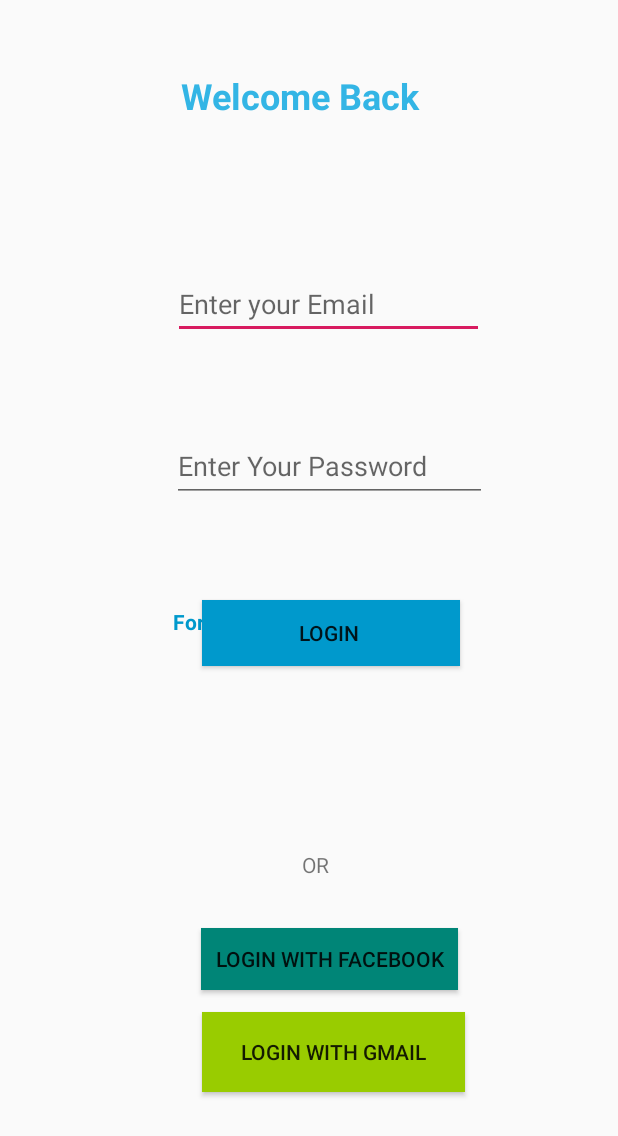
After one commit to ditaprll/ExploreIndonesiaa, an Android app: the layout activity_login.xml on its own in the app's theme, with its tools: preview values and no code run, on a phone screen of 412 x 824 dp. The commit adds this screen. Shown: the top 1136 px of the screen. Run offline under Robolectric (Android 15) with nearby library versions, the phone set to English and light mode, and no system bars.

Commit message:
Penambahan pada #10 #11 #13

```diff
--- a/app/src/main/AndroidManifest.xml
+++ b/app/src/main/AndroidManifest.xml
@@ -14,7 +14,7 @@
         <activity
             android:name=".ui.login.LoginActivity"
             android:label="@string/title_activity_login" />
-        <activity android:name=".MainActivity">
+        <activity android:name=".Login">
             <intent-filter>
                 <action android:name="android.intent.action.MAIN" />
 
--- a/app/src/main/java/com/example/exploreindonesia/MainActivity.java
+++ /dev/null
@@ -1,14 +0,0 @@
-package com.example.exploreindonesia;
-
-import androidx.appcompat.app.AppCompatActivity;
-
-import android.os.Bundle;
-
-public class MainActivity extends AppCompatActivity {
-
-    @Override
-    protected void onCreate(Bundle savedInstanceState) {
-        super.onCreate(savedInstanceState);
-        setContentView(R.layout.activity_main);
-    }
-}
--- /dev/null
+++ b/app/src/main/res/layout-land/activity_login.xml
@@ -0,0 +1,117 @@
+<?xml version="1.0" encoding="utf-8"?>
+<androidx.constraintlayout.widget.ConstraintLayout xmlns:android="http://schemas.android.com/apk/res/android"
+    xmlns:app="http://schemas.android.com/apk/res-auto"
+    xmlns:tools="http://schemas.android.com/tools"
+    android:layout_width="match_parent"
+    android:layout_height="match_parent"
+    tools:context=".Login">
+
+    <TextView
+        android:id="@+id/textView"
+        android:layout_width="186dp"
+        android:layout_height="50dp"
+        android:text="Welcome Back"
+        android:textColor="@android:color/holo_blue_light"
+        android:textSize="24sp"
+        android:textStyle="bold"
+        app:layout_constraintBottom_toBottomOf="parent"
+        app:layout_constraintEnd_toEndOf="parent"
+        app:layout_constraintHorizontal_bias="0.538"
+        app:layout_constraintLeft_toLeftOf="parent"
+        app:layout_constraintRight_toRightOf="parent"
+        app:layout_constraintStart_toStartOf="parent"
+        app:layout_constraintTop_toTopOf="parent"
+        app:layout_constraintVertical_bias="0.096" />
+
+    <EditText
+        android:id="@+id/username"
+        android:layout_width="202dp"
+        android:layout_height="42dp"
+        android:layout_marginTop="108dp"
+        android:ems="10"
+        android:hint="Enter your Email"
+        android:inputType="textPersonName"
+        app:layout_constraintEnd_toEndOf="parent"
+        app:layout_constraintHorizontal_bias="0.548"
+        app:layout_constraintStart_toStartOf="parent"
+        app:layout_constraintTop_toTopOf="parent" />
+
+    <EditText
+        android:id="@+id/editText2"
+        android:layout_width="204dp"
+        android:layout_height="42dp"
+        android:ems="10"
+        android:hint="Enter Your Password"
+        android:inputType="textPassword"
+        app:layout_constraintBottom_toBottomOf="parent"
+        app:layout_constraintEnd_toEndOf="parent"
+        app:layout_constraintHorizontal_bias="0.552"
+        app:layout_constraintStart_toStartOf="parent"
+        app:layout_constraintTop_toTopOf="parent"
+        app:layout_constraintVertical_bias="0.411" />
+
+    <Button
+        android:id="@+id/button"
+        android:layout_width="172dp"
+        android:layout_height="44dp"
+        android:layout_marginTop="236dp"
+        android:background="@android:color/holo_blue_dark"
+        android:onClick="Loginn"
+        android:soundEffectsEnabled="true"
+        android:text="Login "
+        app:layout_constraintEnd_toEndOf="parent"
+        app:layout_constraintHorizontal_bias="0.518"
+        app:layout_constraintStart_toStartOf="parent"
+        app:layout_constraintTop_toTopOf="parent" />
+
+    <TextView
+        android:id="@+id/textView3"
+        android:layout_width="wrap_content"
+        android:layout_height="wrap_content"
+        android:layout_marginBottom="192dp"
+        android:text="Forgot Password?"
+        android:textColor="@android:color/holo_blue_dark"
+        android:textStyle="bold"
+        app:layout_constraintBottom_toBottomOf="parent"
+        app:layout_constraintEnd_toEndOf="parent"
+        app:layout_constraintHorizontal_bias="0.47"
+        app:layout_constraintStart_toStartOf="parent" />
+
+    <TextView
+        android:id="@+id/textView4"
+        android:layout_width="35dp"
+        android:layout_height="29dp"
+        android:layout_marginBottom="88dp"
+        android:text="OR"
+        app:layout_constraintBottom_toBottomOf="parent"
+        app:layout_constraintEnd_toEndOf="parent"
+        app:layout_constraintHorizontal_bias="0.517"
+        app:layout_constraintStart_toStartOf="parent" />
+
+    <Button
+        android:id="@+id/button2"
+        android:layout_width="189dp"
+        android:layout_height="49dp"
+        android:layout_marginBottom="40dp"
+        android:background="@color/colorPrimary"
+        android:onClick="LoginFB"
+        android:text="Login with Facebook"
+        app:layout_constraintBottom_toBottomOf="parent"
+        app:layout_constraintEnd_toEndOf="parent"
+        app:layout_constraintHorizontal_bias="0.073"
+        app:layout_constraintStart_toStartOf="parent" />
+
+    <Button
+        android:id="@+id/button3"
+        android:layout_width="168dp"
+        android:layout_height="52dp"
+        android:layout_marginBottom="40dp"
+        android:background="@android:color/holo_green_light"
+        android:onClick="LoginGmail"
+        android:text="Login with Gmail"
+        app:layout_constraintBottom_toBottomOf="parent"
+        app:layout_constraintEnd_toEndOf="parent"
+        app:layout_constraintHorizontal_bias="0.916"
+        app:layout_constraintStart_toStartOf="parent" />
+
+</androidx.constraintlayout.widget.ConstraintLayout>
--- a/app/src/main/res/layout/activity_homepage.xml
+++ b/app/src/main/res/layout/activity_homepage.xml
@@ -12,6 +12,7 @@
         android:layout_height="wrap_content"
         android:layout_marginBottom="60dp"
         android:text="Login"
+        android:onClick="bttnLogin"
         app:layout_constraintBottom_toBottomOf="parent"
         app:layout_constraintEnd_toEndOf="parent"
         app:layout_constraintHorizontal_bias="0.532"
@@ -23,7 +24,9 @@
         android:layout_height="wrap_content"
         android:layout_marginTop="540dp"
         android:text="Register"
+        android:onClick="bttnRegist"
         app:layout_constraintEnd_toEndOf="parent"
+        app:layout_constraintHorizontal_bias="0.532"
         app:layout_constraintStart_toStartOf="parent"
         app:layout_constraintTop_toTopOf="parent" />
 </androidx.constraintlayout.widget.ConstraintLayout>
--- a/app/src/main/res/layout/activity_main.xml
+++ b/app/src/main/res/layout/activity_login.xml
@@ -4,7 +4,7 @@
     xmlns:tools="http://schemas.android.com/tools"
     android:layout_width="match_parent"
     android:layout_height="match_parent"
-    tools:context=".MainActivity">
+    tools:context=".Login">
 
     <TextView
         android:id="@+id/textView"
@@ -58,6 +58,7 @@
         android:background="@android:color/holo_blue_dark"
         android:soundEffectsEnabled="true"
         android:text="Login "
+        android:onClick="Loginn"
         app:layout_constraintEnd_toEndOf="parent"
         app:layout_constraintHorizontal_bias="0.56"
         app:layout_constraintStart_toStartOf="parent"
@@ -94,6 +95,7 @@
         android:layout_marginBottom="164dp"
         android:background="@color/colorPrimary"
         android:text="Login with Facebook"
+        android:onClick="LoginFB"
         app:layout_constraintBottom_toBottomOf="parent"
         app:layout_constraintEnd_toEndOf="parent"
         app:layout_constraintHorizontal_bias="0.558"
@@ -106,6 +108,7 @@
         android:layout_marginBottom="96dp"
         android:background="@android:color/holo_green_light"
         android:text="Login with Gmail"
+        android:onClick="LoginGmail"
         app:layout_constraintBottom_toBottomOf="parent"
         app:layout_constraintEnd_toEndOf="parent"
         app:layout_constraintHorizontal_bias="0.57"
--- a/build.gradle
+++ b/build.gradle
@@ -8,7 +8,7 @@
     }
     dependencies {
         classpath 'com.android.tools.build:gradle:3.5.3'
-
+        classpath 'com.google.gms:google-services:4.3.3'
         // NOTE: Do not place your application dependencies here; they belong
         // in the individual module build.gradle files
     }
```
Also changed, not shown: app/build.gradle (+7 -1 lines), app/src/main/java/com/example/exploreindonesia/Login.java (added, +27 -0 lines), app/src/main/java/com/example/exploreindonesia/data/LoginDataSource.java (deleted, +0 -29 lines), app/src/main/java/com/example/exploreindonesia/data/LoginRepository.java (deleted, +0 -54 lines), app/src/main/java/com/example/exploreindonesia/data/Result.java (deleted, +0 -48 lines), app/src/main/java/com/example/exploreindonesia/data/model/LoggedInUser.java (deleted, +0 -23 lines), app/src/main/java/com/example/exploreindonesia/homepage.java (+7 -0 lines), app/src/main/java/com/example/exploreindonesia/ui/login/LoggedInUserView.java (deleted, +0 -17 lines), app/src/main/java/com/example/exploreindonesia/ui/login/LoginActivity.java (deleted, +0 -131 lines), app/src/main/java/com/example/exploreindonesia/ui/login/LoginFormState.java (deleted, +0 -40 lines), app/src/main/java/com/example/exploreindonesia/ui/login/LoginResult.java (deleted, +0 -31 lines), app/src/main/java/com/example/exploreindonesia/ui/login/LoginViewModel.java (deleted, +0 -70 lines), app/src/main/java/com/example/exploreindonesia/ui/login/LoginViewModelFactory.java (deleted, +0 -26 lines), 1 other file.
